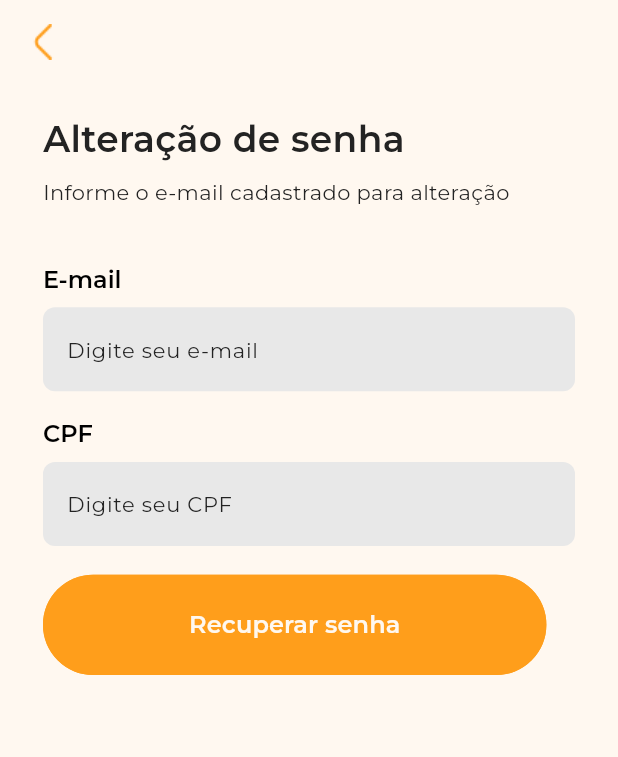
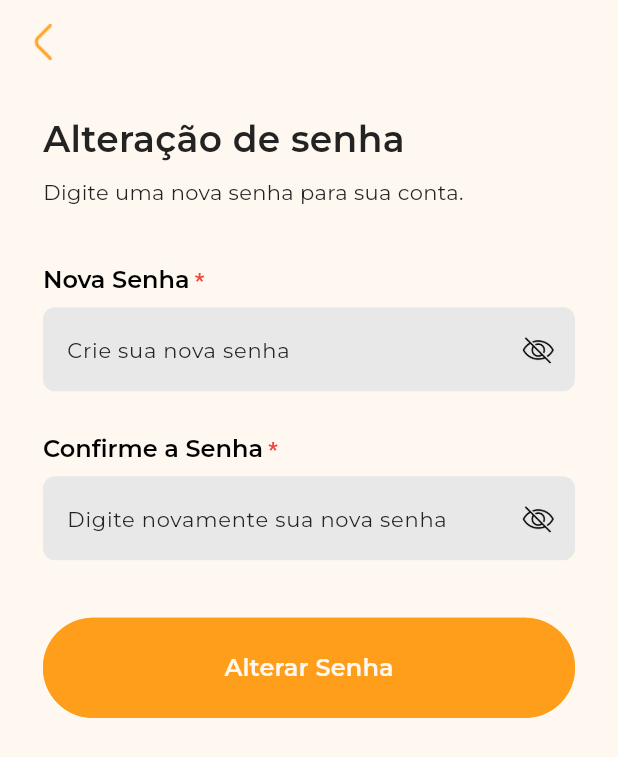
Before and after one commit to anacmagalhaes/EscolaDeVerao, a Flutter app: the ChangePasswordScreen screen opened by its route, on a phone screen of 412 x 824 dp. Shown: the top 757 px of the screen. Run offline on Flutter 3.47's test engine with Material 3 defaults, Android fonts, the light colour scheme and no system bars; our stand-ins replace app_links, flutter_masked_text2, flutter_screenutil, qr_flutter, shared_preferences, sizer; missing offline and left inert: android_intent_plus, mobile_scanner; accounts and stored records are empty.

Commit message:
feat: add logic for changing password

```diff
--- a/lib/screens/password/change_password_screen.dart
+++ b/lib/screens/password/change_password_screen.dart
@@ -1,4 +1,4 @@
-import 'package:escoladeverao/controllers/change_password_controllers.dart';
+import 'package:escoladeverao/screens/modals/checked_modal.dart';
 import 'package:escoladeverao/screens/modals/new_password_modal.dart';
 import 'package:escoladeverao/services/api_service.dart';
 import 'package:escoladeverao/utils/colors_utils.dart';
@@ -18,113 +18,79 @@ class ChangePasswordScreen extends StatefulWidget {
 
 class _ChangePasswordScreenState extends State<ChangePasswordScreen> {
   final ApiService apiService = ApiService();
+  final TextEditingController passwordController = TextEditingController();
+  final TextEditingController confirmPasswordController =
+      TextEditingController();
 
-  String? cpfError;
-  String? emailError;
+  String? passwordError;
+  String? confirmPasswordError;
 
-  // Validação para formato de e-mail
-  bool isValidEmail(String email) {
-    final emailRegex =
-        RegExp(r'^[a-zA-Z0-9._%+-]+@[a-zA-Z0-9.-]+\.[a-zA-Z]{2,4}$');
-    return emailRegex.hasMatch(email);
+  void _changePassword() async {
+    final password = passwordController.text.trim();
+    final confirmPassword = confirmPasswordController.text.trim();
+
+    // Limpa mensagens de erro antes de validar novamente
+    setState(() {
+      passwordError = null;
+      confirmPasswordError = null;
+    });
+
+    bool isValid = true;
+
+    // Validações
+    if (password.isEmpty || password.length < 6) {
+      setState(() {
+        passwordError = 'A senha deve ter pelo menos 6 caracteres.';
+      });
+      isValid = false;
+    }
+    if (confirmPassword.isEmpty) {
+      setState(() {
+        confirmPasswordError = 'Por favor, confirme sua senha.';
+      });
+      isValid = false;
+    } else if (confirmPassword != password) {
+      setState(() {
+        confirmPasswordError = 'As senhas não coincidem.';
+      });
+      isValid = false;
     }
 
-  bool isValidCPF(String cpf) {
-    cpf = cpf.replaceAll(RegExp(r'\D'), '');
-    if (cpf.length != 11 || RegExp(r'^(\d)\1*$').hasMatch(cpf)) {
-      return false;
-    }
-
-    List<int> numbers = cpf.split('').map((e) => int.parse(e)).toList();
-
-    for (int j = 9; j < 11; j++) {
-      int sum = 0;
-      for (int i = 0; i < j; i++) {
-        sum += numbers[i] * ((j + 1) - i);
-      }
-      int digit = (sum * 10) % 11;
-      if (digit == 10) digit = 0;
-      if (digit != numbers[j]) return false;
-    }
-
-    return true;
-  }
-
-  void _recoverPassword() async {
-    final cpf = cpfChangePassController.text.trim();
-    final email = emailChangePassController.text.trim();
-
-    // Limpar mensagens de erro antes de validar novamente
-    setState(() {
-      cpfError = null;
-      emailError = null;
-    });
-
-    bool hasError = false;
-
-    // Validações dos campos
-    if (cpf.isEmpty) {
-      setState(() {
-        cpfError = 'Por favor, insira o CPF.';
-      });
-      hasError = true;
-    } else if (!isValidCPF(cpf)) {
-      setState(() {
-        cpfError = 'Por favor, insira um CPF válido.';
-      });
-      hasError = true;
-    }
-
-    if (email.isEmpty) {
-      setState(() {
-        emailError = 'Por favor, insira o e-mail.';
-      });
-      hasError = true;
-    } else if (!isValidEmail(email)) {
-      setState(() {
-        emailError = 'Por favor, insira um e-mail válido.';
-      });
-      hasError = true;
-    }
-
-    if (hasError) return;
+    if (!isValid) return;
 
     try {
-      final response = await apiService.resetPasswordWithCpfEmail(cpf, email);
+      final response =
+          await apiService.changePassword(password, confirmPassword);
 
       if (response['success']) {
-        // Sucesso: exibir modal e limpar campos
-        NewPasswordModal(context, email);
+        // Senha alterada com sucesso: exibir modal
+        CheckedModal(context,
+            checkedMessage: 'Sua senha foi alterada com sucesso!');
+        passwordController.clear();
+        confirmPasswordController.clear();
+      } else {
+        // Se a API retornar erro, exibir mensagem adequada
         setState(() {
-          cpfChangePassController.clear();
-          emailChangePassController.clear();
-        });
-      } else {
-        // Erro: tratar mensagem retornada pela API
-        setState(() {
-          final serverMessage =
-              response['data']?['email']?.first ?? response['message'];
-
-          // Mapeamento de mensagens para mensagens amigáveis
-          emailError = _mapServerErrorToFriendlyMessage(serverMessage);
+          final serverMessage = response['message'] ?? 'Erro desconhecido.';
+          passwordError = _mapServerErrorToFriendlyMessage(serverMessage);
         });
       }
     } catch (e) {
-      // Erro inesperado (problemas de conexão, etc.)
       setState(() {
-        emailError = 'Erro ao se conectar ao servidor. Tente novamente.';
+        passwordError = 'Erro ao se conectar ao servidor. Tente novamente.';
       });
     }
   }
 
-  /// Mapeia mensagens de erro do servidor para mensagens amigáveis
+  /// Mapeia mensagens de erro da API para mensagens amigáveis
   String _mapServerErrorToFriendlyMessage(String? serverMessage) {
-    if (serverMessage == null) return 'Erro desconhecido. Tente novamente.';
+    if (serverMessage == null) return 'Erro desconhecido.';
 
     final errorMapping = {
-      "O campo email selecionado é inválido.": "E-mail inválido.",
-      "O campo cpf selecionado é inválido.": "CPF inválido.",
-      // Adicione outros mapeamentos de mensagens conforme necessário
+      "password_too_short": "A senha deve ter pelo menos 6 caracteres.",
+      "password_mismatch": "As senhas informadas não coincidem.",
+      "A senha não pode ser a mesma!":
+          "A nova senha deve ser diferente da anterior.",
     };
 
     return errorMapping[serverMessage] ??
@@ -133,11 +99,8 @@ class _ChangePasswordScreenState extends State<ChangePasswordScreen> {
 
   @override
   void dispose() {
-    // Limpar os campos ao sair da tela
-    cpfChangePassController.clear();
-    emailChangePassController.clear();
-    cpfChangePassController.dispose();
-    emailChangePassController.dispose();
+    passwordController.dispose();
+    confirmPasswordController.dispose();
     super.dispose();
   }
 
@@ -163,69 +126,65 @@ class _ChangePasswordScreenState extends State<ChangePasswordScreen> {
                 maxLines: 2,
                 fontSize: 24,
                 fontWeight: FontWeight.w700,
-                  color: AppColors.textPrimary),
+                color: AppColors.textPrimary,
+              ),
               SizedBox(height: 8.h),
               const Fonts(
-                  text: 'Informe o e-mail cadastrado para alteração',
+                text: 'Digite uma nova senha para sua conta.',
                 maxLines: 2,
                 fontSize: 14,
                 fontWeight: FontWeight.w400,
-                  color: AppColors.textPrimary),
+                color: AppColors.textPrimary,
+              ),
               SizedBox(height: 32.h),
               CustomTextField(
-                labelText: 'E-mail',
-                hintText: 'Digite seu e-mail',
-                keyboardType: TextInputType.emailAddress,
-                controller: emailChangePassController,
+                labelText: 'Nova Senha',
+                hintText: 'Crie sua nova senha',
+                obscureText: true,
+                showTogglePasswordIcon: true,
+                controller: passwordController,
+                isRequired: true,
               ),
-              if (emailError != null)
-                Padding(
-                  padding: EdgeInsets.only(top: 8.h),
-                  child: Text(
-                    emailError!,
+              SizedBox(height: 8.h),
+              if (passwordError != null)
+                Text(
+                  passwordError!,
                   style: TextStyle(color: Colors.red, fontSize: 12.sp),
-                  ),
                 ),
               SizedBox(height: 16.h),
               CustomTextField(
-                labelText: 'CPF',
-                hintText: 'Digite seu CPF',
-                keyboardType: TextInputType.number,
-                controller: cpfChangePassController,
+                labelText: 'Confirme a Senha',
+                hintText: 'Digite novamente sua nova senha',
+                obscureText: true,
+                showTogglePasswordIcon: true,
+                controller: confirmPasswordController,
+                isRequired: true,
               ),
-              if (cpfError != null)
-                Padding(
-                  padding: EdgeInsets.only(top: 8.h),
-                  child: Text(
-                    cpfError!,
+              SizedBox(height: 8.h),
+              if (confirmPasswordError != null)
+                Text(
+                  confirmPasswordError!,
                   style: TextStyle(color: Colors.red, fontSize: 12.sp),
                 ),
-                ),
-              SizedBox(height: 16.h),
+              SizedBox(height: 24.h),
               SizedBox(
-                width: double.maxFinite,
-                child: Row(
-                  children: [
-                    Expanded(
+                width: double.infinity,
                 child: CustomOutlinedButton(
-                        text: 'Recuperar senha',
+                  text: 'Alterar Senha',
                   height: 56.h,
                   buttonFonts: const Fonts(
                     fontSize: 16,
                     fontWeight: FontWeight.w600,
-                            color: AppColors.background),
+                    color: AppColors.background,
+                  ),
                   decoration: BoxDecoration(
                     borderRadius: BorderRadius.circular(8.0),
                   ),
                   buttonStyle: OutlinedButton.styleFrom(
-                            side: const BorderSide(
-                                color: AppColors.orangePrimary),
-                            backgroundColor: AppColors.orangePrimary),
-                        onPressed: _recoverPassword,
+                    side: const BorderSide(color: AppColors.orangePrimary),
+                    backgroundColor: AppColors.orangePrimary,
                   ),
-                    ),
-                    SizedBox(width: 16.h),
-                  ],
+                  onPressed: _changePassword,
                 ),
               ),
             ],
```
Lines whose indentation alone changed are shown as unchanged.
